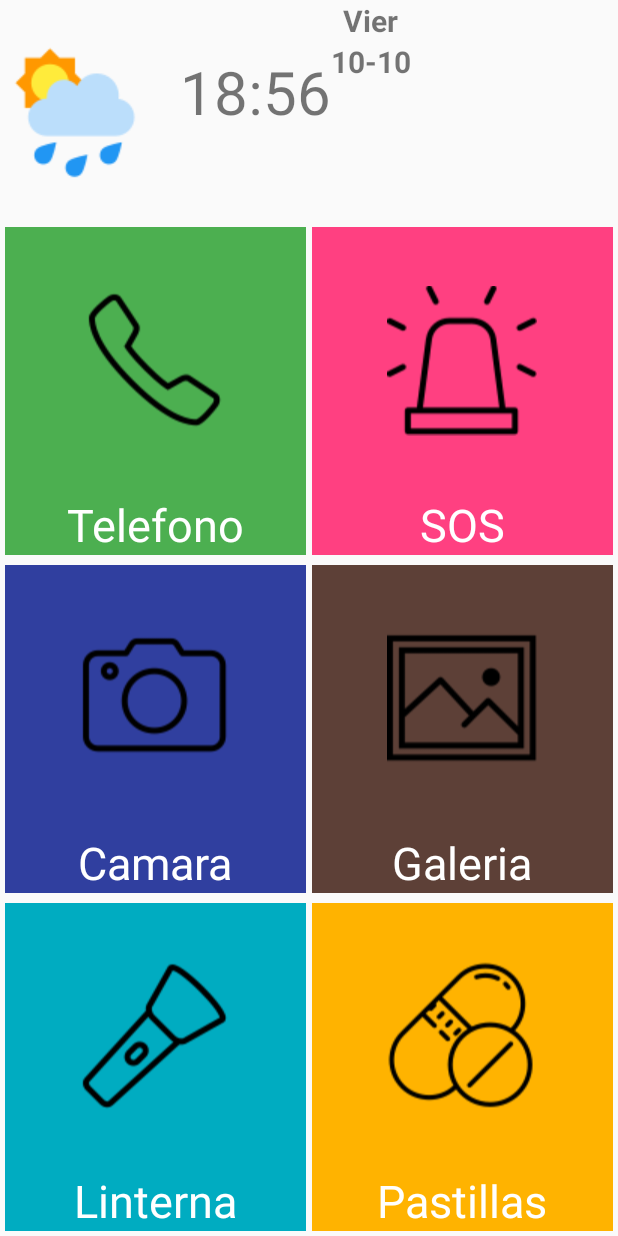
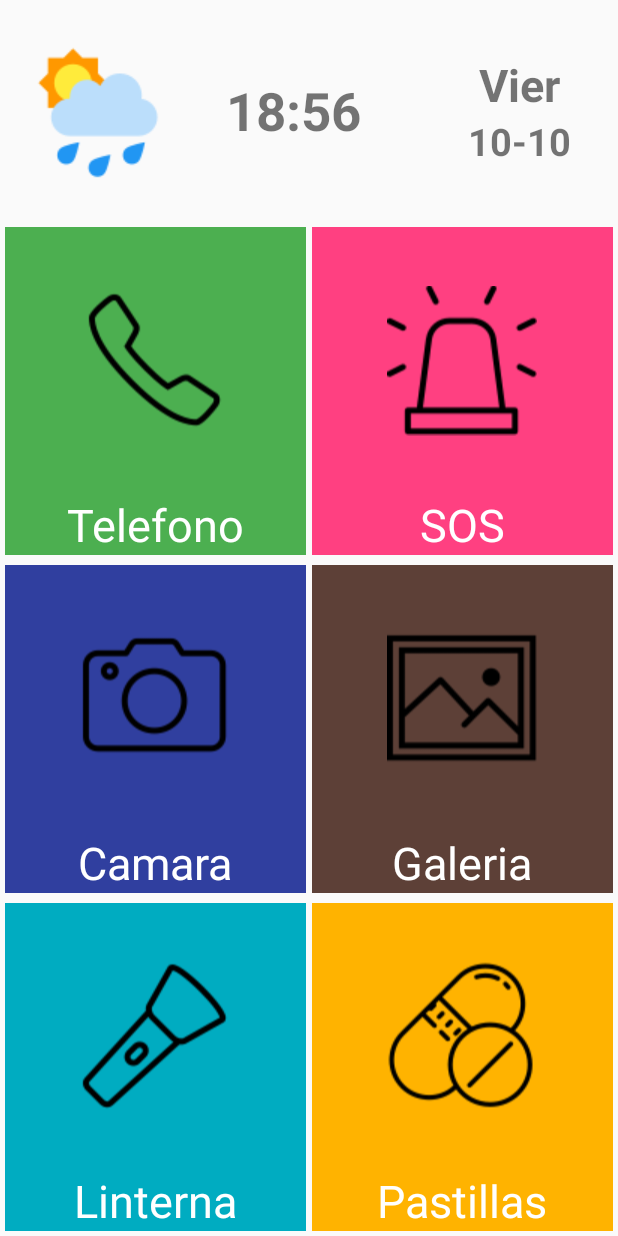
Before and after one commit to mauruch/oupa, an Android app: the layout content_main.xml on its own in the app's theme, with its tools: preview values and no code run, on a phone screen of 412 x 824 dp. Run offline under Robolectric (Android 15) with nearby library versions, the phone set to English and light mode, and no system bars.

Commit message:
fix cancel sos

```diff
--- a/app/src/main/java/com/fiuba/proyectosinformaticos/oupa/activities/SOSActivity.java
+++ b/app/src/main/java/com/fiuba/proyectosinformaticos/oupa/activities/SOSActivity.java
@@ -74,6 +74,7 @@ public class SOSActivity extends AppCompatActivity {
         return new View.OnClickListener() {
             @Override
             public void onClick(View view) {
+                countDownTimer.cancel();
                 Intent mainActivity = new Intent(getApplicationContext(), MainActivity.class);
                 finish();
                 startActivity(mainActivity);
--- a/app/src/main/res/layout-v17/content_main.xml
+++ /dev/null
@@ -1,256 +0,0 @@
-<?xml version="1.0" encoding="utf-8"?>
-<android.support.constraint.ConstraintLayout xmlns:android="http://schemas.android.com/apk/res/android"
-    xmlns:app="http://schemas.android.com/apk/res-auto"
-    xmlns:tools="http://schemas.android.com/tools"
-    android:layout_width="match_parent"
-    android:layout_height="match_parent"
-    app:layout_behavior="@string/appbar_scrolling_view_behavior"
-    tools:context=".activities.MainActivity"
-    tools:showIn="@layout/app_bar_main">
-
-    <LinearLayout xmlns:android="http://schemas.android.com/apk/res/android"
-        android:layout_width="match_parent"
-        android:layout_height="match_parent"
-        android:orientation="vertical"
-        android:weightSum="11">
-
-        <LinearLayout
-            android:layout_width="match_parent"
-            android:layout_height="0dp"
-            android:layout_weight="2"
-            android:weightSum="3"
-            android:orientation="horizontal">
-
-            <ImageView
-                android:layout_width="0dp"
-                android:layout_weight="1"
-                android:layout_height="wrap_content"
-                android:layout_gravity="center"
-                android:src="@drawable/nube" />
-
-            <TextView
-                android:id="@+id/hour"
-                android:layout_width="0dp"
-                android:layout_height="wrap_content"
-                android:layout_weight="1"
-                android:layout_gravity="center"
-                android:layout_marginLeft="20dp"
-                android:text="18:56"
-                android:textStyle="bold"
-                android:textSize="35sp"/>
-
-            <LinearLayout
-                android:layout_width="0dp"
-                android:layout_weight="1"
-                android:layout_height="wrap_content"
-                android:layout_gravity="center"
-                android:orientation="vertical">
-
-                <TextView
-                    android:id="@+id/day_week"
-                    android:layout_width="wrap_content"
-                    android:layout_height="wrap_content"
-                    android:layout_gravity="center"
-                    android:textSize="30sp"
-                    android:text="Vier"
-                    android:textStyle="bold" />
-
-                <TextView
-                    android:id="@+id/date"
-                    android:layout_width="wrap_content"
-                    android:layout_height="wrap_content"
-                    android:layout_gravity="center"
-                    android:textSize="25sp"
-                    android:text="10-10"
-                    android:textStyle="bold" />
-
-            </LinearLayout>
-
-        </LinearLayout>
-
-        <LinearLayout
-            android:layout_width="match_parent"
-            android:layout_height="0dp"
-            android:layout_margin="1dp"
-            android:layout_weight="3"
-            android:orientation="horizontal">
-
-            <LinearLayout
-                android:id="@+id/phone_layout"
-                android:layout_width="0dp"
-                android:layout_height="match_parent"
-                android:layout_margin="2dp"
-                android:layout_weight="1"
-                android:background="@color/green"
-                android:orientation="vertical">
-
-                <ImageView
-                    android:layout_width="wrap_content"
-                    android:layout_height="wrap_content"
-                    android:layout_gravity="center"
-                    android:layout_weight="1"
-                    android:src="@drawable/telefono" />
-
-                <TextView
-                    android:layout_width="wrap_content"
-                    android:layout_height="wrap_content"
-                    android:layout_gravity="center"
-                    android:text="Telefono"
-                    android:textColor="@color/white"
-                    android:textSize="30sp" />
-
-            </LinearLayout>
-
-            <LinearLayout
-                android:id="@+id/sos_layout"
-                android:layout_width="0dp"
-                android:layout_height="match_parent"
-                android:layout_margin="2dp"
-                android:layout_weight="1"
-                android:background="@color/colorAccent"
-                android:orientation="vertical">
-
-                <ImageView
-                    android:layout_width="wrap_content"
-                    android:layout_height="wrap_content"
-                    android:layout_gravity="center"
-                    android:layout_weight="1"
-                    android:src="@drawable/sos" />
-
-                <TextView
-                    android:layout_width="wrap_content"
-                    android:layout_height="wrap_content"
-                    android:layout_gravity="center"
-                    android:text="SOS"
-                    android:textColor="@color/white"
-                    android:textSize="30sp" />
-
-            </LinearLayout>
-
-        </LinearLayout>
-
-        <LinearLayout
-            android:layout_width="match_parent"
-            android:layout_height="0dp"
-            android:layout_margin="1dp"
-            android:layout_weight="3"
-            android:orientation="horizontal">
-
-            <LinearLayout
-                android:id="@+id/camera_layout"
-                android:layout_width="0dp"
-                android:layout_height="match_parent"
-                android:layout_margin="2dp"
-                android:layout_weight="1"
-                android:background="@color/colorPrimaryDark"
-                android:orientation="vertical">
-
-                <ImageView
-                    android:layout_width="wrap_content"
-                    android:layout_height="wrap_content"
-                    android:layout_gravity="center"
-                    android:layout_weight="1"
-                    android:src="@drawable/camera" />
-
-                <TextView
-                    android:layout_width="wrap_content"
-                    android:layout_height="wrap_content"
-                    android:layout_gravity="center"
-                    android:text="Camara"
-                    android:textColor="@color/white"
-                    android:textSize="30sp" />
-
-            </LinearLayout>
-
-            <LinearLayout
-                android:id="@+id/gallery_layout"
-                android:layout_width="0dp"
-                android:layout_height="match_parent"
-                android:layout_margin="2dp"
-                android:layout_weight="1"
-                android:background="@color/brown"
-                android:orientation="vertical">
-
-                <ImageView
-                    android:layout_width="wrap_content"
-                    android:layout_height="wrap_content"
-                    android:layout_gravity="center"
-                    android:layout_weight="1"
-                    android:src="@drawable/gallery" />
-
-                <TextView
-                    android:layout_width="wrap_content"
-                    android:layout_height="wrap_content"
-                    android:layout_gravity="center"
-                    android:text="Galeria"
-                    android:textColor="@color/white"
-                    android:textSize="30sp" />
-
-            </LinearLayout>
-
-        </LinearLayout>
-
-        <LinearLayout
-            android:layout_width="match_parent"
-            android:layout_height="0dp"
-            android:layout_margin="1dp"
-            android:layout_weight="3"
-            android:orientation="horizontal">
-
-            <LinearLayout
-                android:id="@+id/flashlight_layout"
-                android:layout_width="0dp"
-                android:layout_height="match_parent"
-                android:layout_margin="2dp"
-                android:layout_weight="1"
-                android:background="@color/lightblue"
-                android:orientation="vertical">
-
-                <ImageView
-                    android:layout_width="wrap_content"
-                    android:layout_height="wrap_content"
-                    android:layout_gravity="center"
-                    android:layout_weight="1"
-                    android:src="@drawable/linterna" />
-
-                <TextView
-                    android:layout_width="wrap_content"
-                    android:layout_height="wrap_content"
-                    android:layout_gravity="center"
-                    android:text="Linterna"
-                    android:textColor="@color/white"
-                    android:textSize="30sp" />
-
-            </LinearLayout>
-
-            <LinearLayout
-                android:id="@+id/pills_layout"
-                android:layout_width="0dp"
-                android:layout_height="match_parent"
-                android:layout_margin="2dp"
-                android:layout_weight="1"
-                android:background="@color/yellow"
-                android:orientation="vertical">
-
-                <ImageView
-                    android:layout_width="wrap_content"
-                    android:layout_height="wrap_content"
-                    android:layout_gravity="center"
-                    android:layout_weight="1"
-                    android:src="@drawable/pill" />
-
-                <TextView
-                    android:layout_width="wrap_content"
-                    android:layout_height="wrap_content"
-                    android:layout_gravity="center"
-                    android:text="Pastillas"
-                    android:textColor="@color/white"
-                    android:textSize="30sp" />
-
-            </LinearLayout>
-
-        </LinearLayout>
-
-    </LinearLayout>
-
-</android.support.constraint.ConstraintLayout>
--- a/app/src/main/res/layout/content_main.xml
+++ b/app/src/main/res/layout/content_main.xml
@@ -18,25 +18,32 @@
             android:layout_width="match_parent"
             android:layout_height="0dp"
             android:layout_weight="2"
+            android:weightSum="3"
             android:orientation="horizontal">
 
             <ImageView
-                android:layout_width="wrap_content"
+                android:layout_width="0dp"
+                android:layout_weight="1"
                 android:layout_height="wrap_content"
                 android:layout_gravity="center"
                 android:src="@drawable/nube" />
 
             <TextView
-                android:layout_width="wrap_content"
-                android:layout_height="80dp"
+                android:id="@+id/hour"
+                android:layout_width="0dp"
+                android:layout_height="wrap_content"
+                android:layout_weight="1"
                 android:layout_gravity="center"
                 android:layout_marginLeft="20dp"
                 android:text="18:56"
-                android:textSize="40sp"/>
+                android:textStyle="bold"
+                android:textSize="35sp"/>
 
             <LinearLayout
-                android:layout_width="wrap_content"
+                android:layout_width="0dp"
+                android:layout_weight="1"
                 android:layout_height="wrap_content"
+                android:layout_gravity="center"
                 android:orientation="vertical">
 
                 <TextView
@@ -44,7 +51,7 @@
                     android:layout_width="wrap_content"
                     android:layout_height="wrap_content"
                     android:layout_gravity="center"
-                    android:textSize="20sp"
+                    android:textSize="30sp"
                     android:text="Vier"
                     android:textStyle="bold" />
 
@@ -53,7 +60,7 @@
                     android:layout_width="wrap_content"
                     android:layout_height="wrap_content"
                     android:layout_gravity="center"
-                    android:textSize="20sp"
+                    android:textSize="25sp"
                     android:text="10-10"
                     android:textStyle="bold" />
 
```
